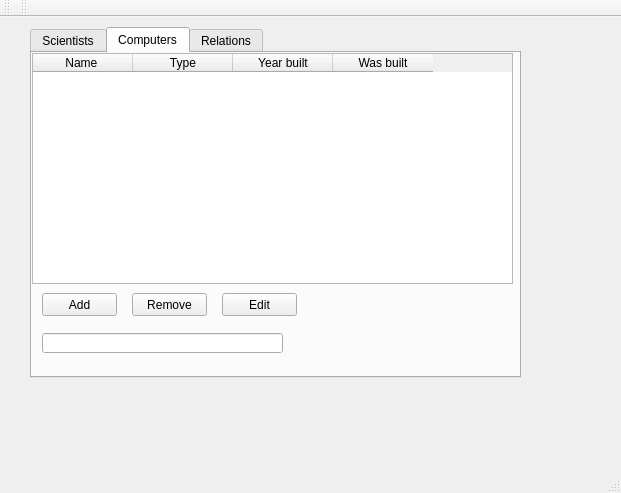
Qt form week3/mainwindow.ui (Hopur29/vika3) before a commit.
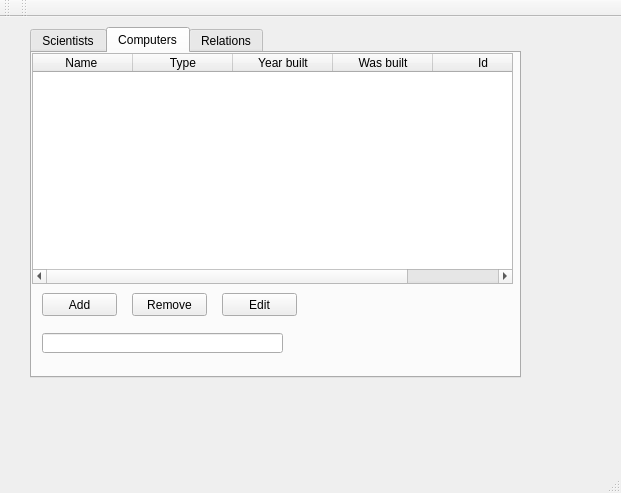
The same form after that commit.

```diff
--- a/week3/mainwindow.ui
+++ b/week3/mainwindow.ui
@@ -207,6 +207,11 @@
         <string>Was built</string>
        </property>
       </column>
+      <column>
+       <property name="text">
+        <string>Id</string>
+       </property>
+      </column>
      </widget>
      <widget class="QPushButton" name="Computer_edit">
       <property name="geometry">
```
Left out of the diff: 4 changed lines with no effect on the pictures.
